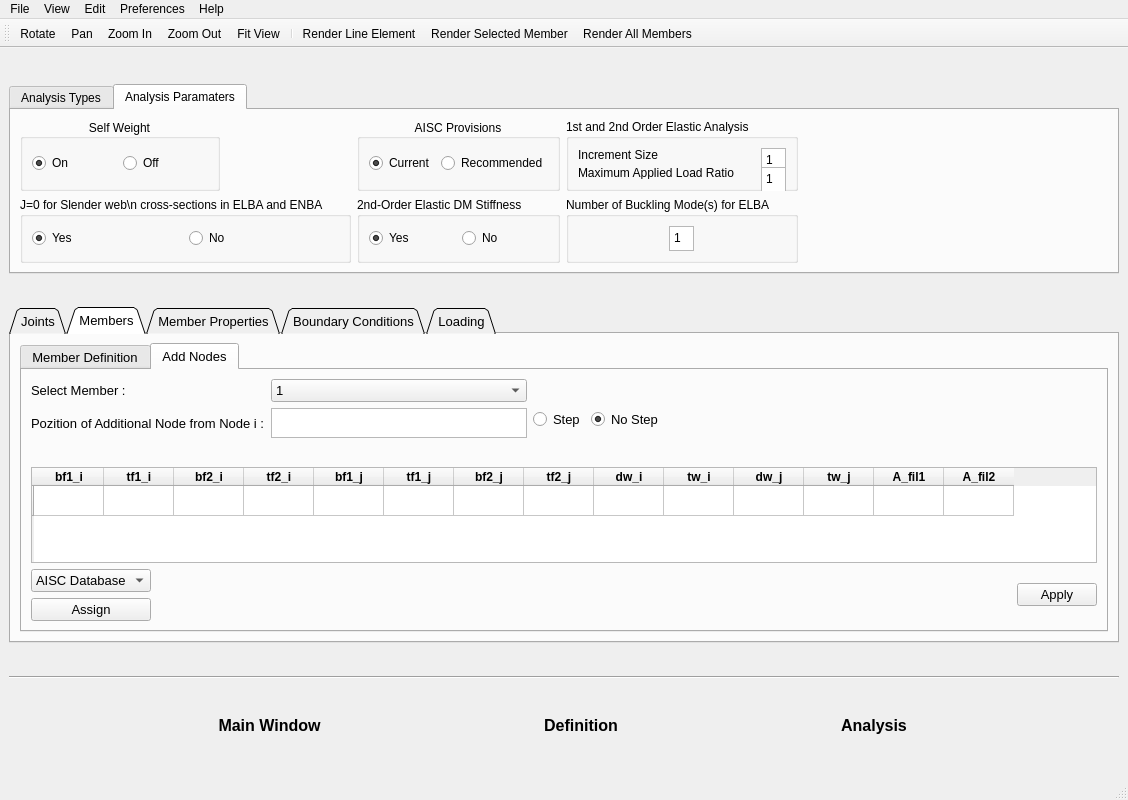
The window that V2_dev/SABRE2-V3.ui (oguzhantogay/SABRE2_V2_local) describes before a commit, drawn with Qt 5.
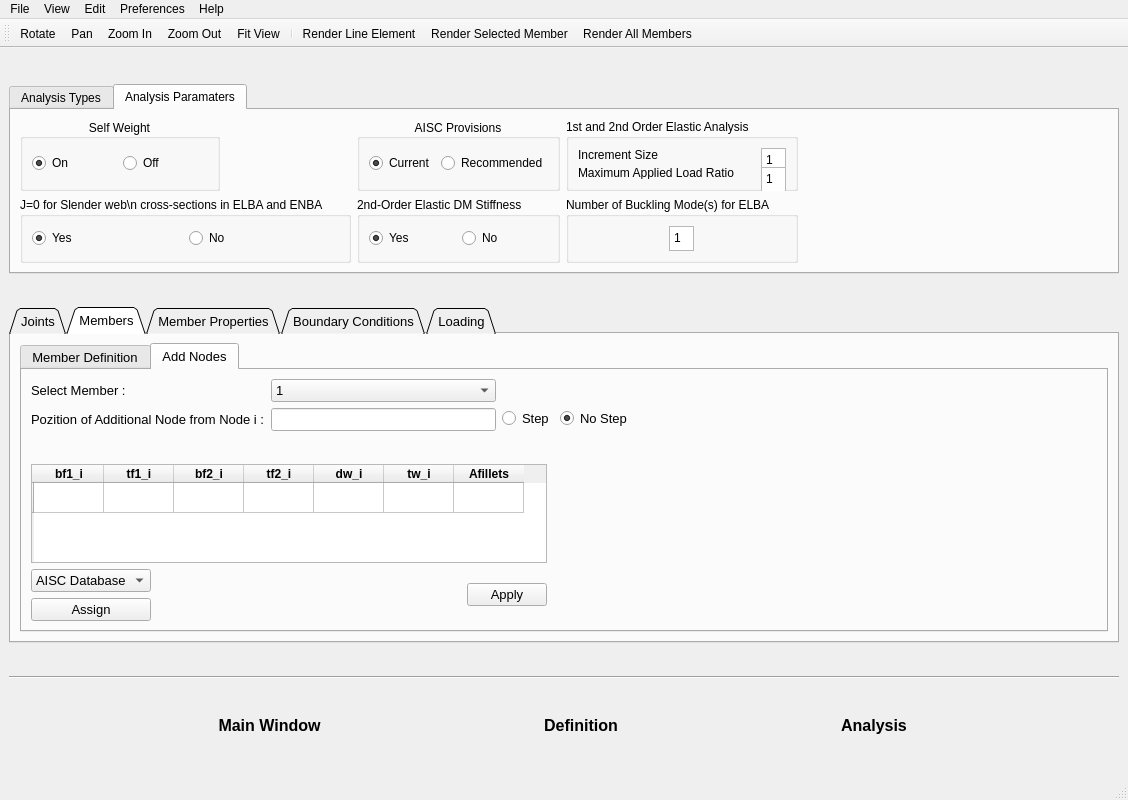
The same window after the commit. The open tabs and pages were chosen to show the change. Icons and pictures are not drawn.

Commit message: add nodes table employment is set for both AISC and from joint i

```diff
--- a/V2_dev/SABRE2-V3.ui
+++ b/V2_dev/SABRE2-V3.ui
@@ -1109,16 +1109,6 @@
                     </property>
                    </widget>
                   </item>
-                  <item row="1" column="1">
-                   <widget class="QPlainTextEdit" name="AddNodePositionFrom">
-                    <property name="maximumSize">
-                     <size>
-                      <width>16777215</width>
-                      <height>30</height>
-                     </size>
-                    </property>
-                   </widget>
-                  </item>
                   <item row="0" column="1">
                    <widget class="QComboBox" name="AddNodeMember">
                     <item>
@@ -1180,6 +1170,9 @@
                     </property>
                    </spacer>
                   </item>
+                  <item row="1" column="1">
+                   <widget class="QLineEdit" name="AddNodePositionFrom"/>
+                  </item>
                  </layout>
                 </item>
                 <item>
@@ -1220,18 +1213,7 @@
              </layout>
             </item>
             <item>
-             <spacer name="verticalSpacer_7">
-              <property name="orientation">
-               <enum>Qt::Vertical</enum>
-              </property>
-              <property name="sizeHint" stdset="0">
-               <size>
-                <width>20</width>
-                <height>40</height>
-               </size>
-              </property>
-             </spacer>
-            </item>
+             <layout class="QHBoxLayout" name="horizontalLayout_27">
             <item>
              <widget class="QTableWidget" name="AddNodeTable">
               <attribute name="horizontalHeaderDefaultSectionSize">
@@ -1286,50 +1268,6 @@
                 </font>
                </property>
               </column>
-              <column>
-               <property name="text">
-                <string>bf1_j</string>
-               </property>
-               <property name="font">
-                <font>
-                 <weight>75</weight>
-                 <bold>true</bold>
-                </font>
-               </property>
-              </column>
-              <column>
-               <property name="text">
-                <string>tf1_j</string>
-               </property>
-               <property name="font">
-                <font>
-                 <weight>75</weight>
-                 <bold>true</bold>
-                </font>
-               </property>
-              </column>
-              <column>
-               <property name="text">
-                <string>bf2_j</string>
-               </property>
-               <property name="font">
-                <font>
-                 <weight>75</weight>
-                 <bold>true</bold>
-                </font>
-               </property>
-              </column>
-              <column>
-               <property name="text">
-                <string>tf2_j</string>
-               </property>
-               <property name="font">
-                <font>
-                 <weight>75</weight>
-                 <bold>true</bold>
-                </font>
-               </property>
-              </column>
               <column>
                <property name="text">
                 <string>dw_i</string>
@@ -1354,40 +1292,7 @@
               </column>
               <column>
                <property name="text">
-                <string>dw_j</string>
-               </property>
-               <property name="font">
-                <font>
-                 <weight>75</weight>
-                 <bold>true</bold>
-                </font>
-               </property>
-              </column>
-              <column>
-               <property name="text">
-                <string>tw_j</string>
-               </property>
-               <property name="font">
-                <font>
-                 <weight>75</weight>
-                 <bold>true</bold>
-                </font>
-               </property>
-              </column>
-              <column>
-               <property name="text">
-                <string>A_fil1</string>
-               </property>
-               <property name="font">
-                <font>
-                 <weight>75</weight>
-                 <bold>true</bold>
-                </font>
-               </property>
-              </column>
-              <column>
-               <property name="text">
-                <string>A_fil2</string>
+                  <string>Afillets</string>
                </property>
                <property name="font">
                 <font>
@@ -1397,6 +1302,24 @@
                </property>
               </column>
              </widget>
+              </item>
+              <item>
+               <spacer name="horizontalSpacer_12">
+                <property name="orientation">
+                 <enum>Qt::Horizontal</enum>
+                </property>
+                <property name="sizeType">
+                 <enum>QSizePolicy::Fixed</enum>
+                </property>
+                <property name="sizeHint" stdset="0">
+                 <size>
+                  <width>550</width>
+                  <height>20</height>
+                 </size>
+                </property>
+               </spacer>
+              </item>
+             </layout>
             </item>
             <item>
              <layout class="QHBoxLayout" name="horizontalLayout_23">
@@ -1426,26 +1349,42 @@
                 </item>
                </layout>
               </item>
+              <item>
+               <spacer name="horizontalSpacer_13">
+                <property name="orientation">
+                 <enum>Qt::Horizontal</enum>
+                </property>
+                <property name="sizeHint" stdset="0">
+                 <size>
+                  <width>30</width>
+                  <height>20</height>
+                 </size>
+                </property>
+               </spacer>
+              </item>
+              <item>
+               <widget class="QPushButton" name="AddNodeApply">
+                <property name="text">
+                 <string>Apply</string>
+                </property>
+               </widget>
+              </item>
               <item>
                <spacer name="horizontalSpacer_6">
                 <property name="orientation">
                  <enum>Qt::Horizontal</enum>
                 </property>
+                <property name="sizeType">
+                 <enum>QSizePolicy::Fixed</enum>
+                </property>
                 <property name="sizeHint" stdset="0">
                  <size>
-                  <width>40</width>
+                  <width>550</width>
                   <height>20</height>
                  </size>
                 </property>
                </spacer>
               </item>
-              <item>
-               <widget class="QPushButton" name="pushButton">
-                <property name="text">
-                 <string>Apply</string>
-                </property>
-               </widget>
-              </item>
              </layout>
             </item>
            </layout>
```
Left out of the diff: 6 changed lines with no effect on the pictures. Lines whose indentation alone changed are shown as unchanged. The commit also changes 5 other files.
